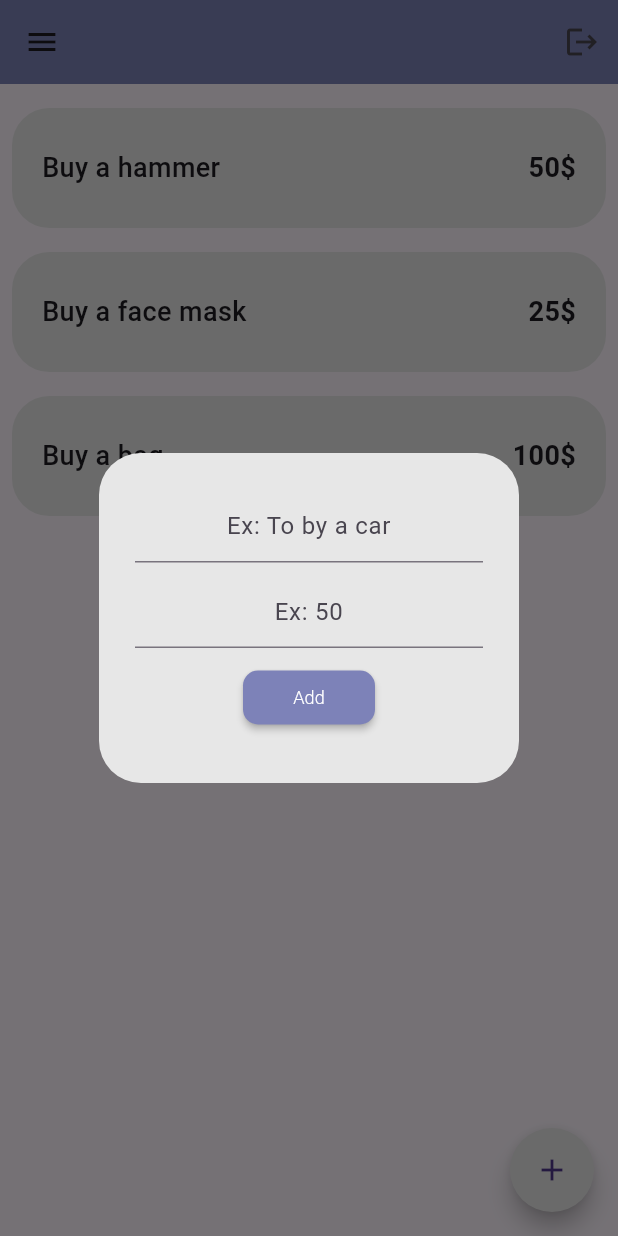
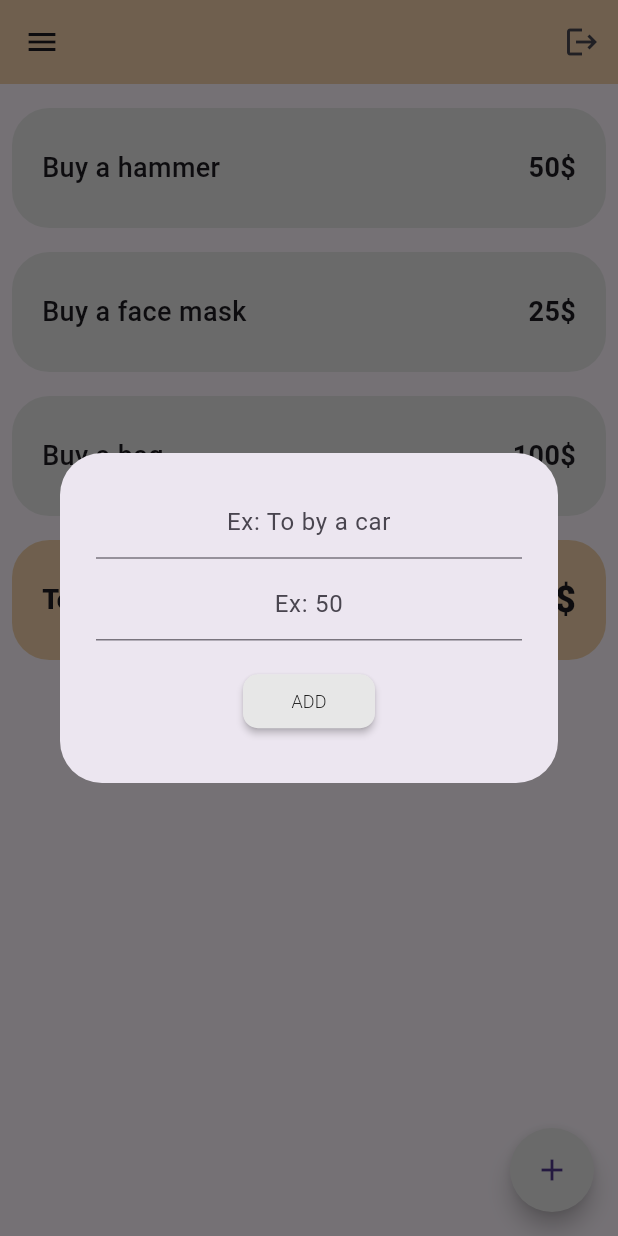
Before and after one commit to russellandrady/budgetplanner_flutter_app, a Flutter app: the Budgets screen opened by its route, after a tap on the "add" icon, on a phone screen of 412 x 824 dp. Run offline on Flutter 3.47's test engine with Material 3 defaults, Android fonts, the phone set to English and light mode, and no system bars; drawn by our look-alikes of flutter_slidable; our stand-ins replace firebase_auth, firebase_core, fluttertoast; accounts and stored records are empty.

Commit message:
added total tile ui and functionality

```diff
--- a/lib/main.dart
+++ b/lib/main.dart
@@ -24,7 +24,7 @@ class MyApp extends StatelessWidget {
       theme: ThemeData(
           primaryColor: Color(0xFFA3A6CC),
           primaryColorLight: Color(0xFFE7E7E7),
-          primaryColorDark: Color(0xFF7D82B8)),
+          primaryColorDark: Color(0xFFF2D0A9)),
       routes: {
         '/login': (context) => Login(),
         '/register': (context) => Register(),
--- a/lib/pages/budgets.dart
+++ b/lib/pages/budgets.dart
@@ -2,7 +2,9 @@ import 'package:budgetplanner/utils/appbar.dart';
 import 'package:budgetplanner/utils/budget_tile.dart';
 import 'package:budgetplanner/utils/left_menu.dart';
 import 'package:budgetplanner/utils/popoup_box.dart';
+import 'package:budgetplanner/utils/total_tile.dart';
 import 'package:firebase_auth/firebase_auth.dart';
+import 'package:flutter/foundation.dart';
 import 'package:flutter/material.dart';
 import 'package:flutter/widgets.dart';
 
@@ -44,15 +46,26 @@ class _BudgetsState extends State<Budgets> {
 
   @override
   Widget build(BuildContext context) {
+    int calculateTotal(budgetList) {
+      return budgetList.fold(0, (sum, item) => sum + item[1]);
+    }
+
     return Scaffold(
       appBar: const CustomAppbar(
         showLogoutuButton: true,
       ),
       drawer: const LeftMenu(),
       body: ListView.builder(
-          padding: EdgeInsets.all(8.0),
-          itemCount: budgetList.length,
-          itemBuilder: (context, index) {
+        padding: EdgeInsets.all(8.0),
+        itemCount: budgetList.length +
+            1, // Increase itemCount by 1 to add the total tile
+        itemBuilder: (context, index) {
+          if (index == budgetList.length) {
+            // Render the total tile
+            return TotalTile(
+                budgetName: "Total", budgetAmount: calculateTotal(budgetList));
+          } else {
+            // Render the budget tile
             return BudgetTile(
               budgetName: budgetList[index][0],
               budgetAmount: budgetList[index][1],
@@ -62,7 +75,9 @@ class _BudgetsState extends State<Budgets> {
                 });
               },
             );
-          }),
+          }
+        },
+      ),
       floatingActionButtonLocation: FloatingActionButtonLocation.endFloat,
       floatingActionButton: FloatingActionButton(
         onPressed: createNewBudget,
--- a/lib/utils/popoup_box.dart
+++ b/lib/utils/popoup_box.dart
@@ -13,9 +13,9 @@ class PopoupBox extends StatelessWidget {
   @override
   Widget build(BuildContext context) {
     return AlertDialog(
-      backgroundColor: Theme.of(context).primaryColorLight,
       content: Container(
         height: 180,
+        width: 300,
         child: Column(
           mainAxisAlignment: MainAxisAlignment.spaceEvenly,
           children: [
@@ -31,17 +31,20 @@ class PopoupBox extends StatelessWidget {
               textAlign: TextAlign.center,
               decoration: InputDecoration(hintText: "Ex: 50"),
             ),
-            MaterialButton(
+            Padding(
+              padding: const EdgeInsets.only(top: 10.0),
+              child: MaterialButton(
                 onPressed: onSave,
-              color: Theme.of(context).primaryColorDark,
+                color: Theme.of(context).primaryColorLight,
                 shape: RoundedRectangleBorder(
                     borderRadius: BorderRadius.circular(10)),
                 child: const Text(
-                "Add",
+                  "ADD",
                   style: TextStyle(
                       fontSize: 12,
                       fontWeight: FontWeight.w300,
-                    color: Colors.white),
+                      color: Colors.black),
+                ),
               ),
             )
           ],
--- /dev/null
+++ b/lib/utils/total_tile.dart
@@ -0,0 +1,54 @@
+import 'package:flutter/foundation.dart';
+import 'package:flutter/material.dart';
+import 'package:flutter_slidable/flutter_slidable.dart';
+
+class TotalTile extends StatelessWidget {
+  String budgetName;
+  int budgetAmount;
+  TotalTile({
+    super.key,
+    required this.budgetName,
+    required this.budgetAmount,
+  });
+
+  @override
+  Widget build(BuildContext context) {
+    return Padding(
+      padding: const EdgeInsets.only(top: 8, bottom: 8),
+      child: Column(
+        children: [
+          Center(
+            child: Container(
+              padding: const EdgeInsets.symmetric(horizontal: 20.0),
+              width: 400,
+              height: 80,
+              decoration: BoxDecoration(
+                color: Theme.of(context).primaryColorDark,
+                borderRadius: BorderRadius.circular(25),
+              ),
+              child: Row(
+                mainAxisAlignment: MainAxisAlignment.spaceBetween,
+                children: [
+                  Text(
+                    budgetName,
+                    style: const TextStyle(
+                      fontSize: 18,
+                      fontWeight: FontWeight.w800,
+                    ),
+                  ),
+                  Text(
+                    "$budgetAmount\$",
+                    style: const TextStyle(
+                      fontSize: 24,
+                      fontWeight: FontWeight.w800,
+                    ),
+                  ),
+                ],
+              ),
+            ),
+          ),
+        ],
+      ),
+    );
+  }
+}
```
Lines whose indentation alone changed are shown as unchanged.
